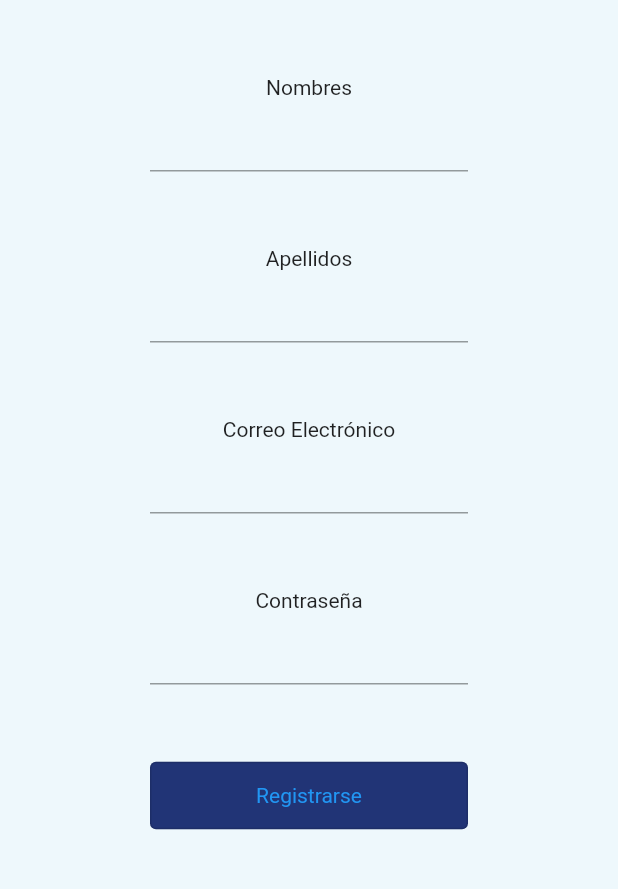
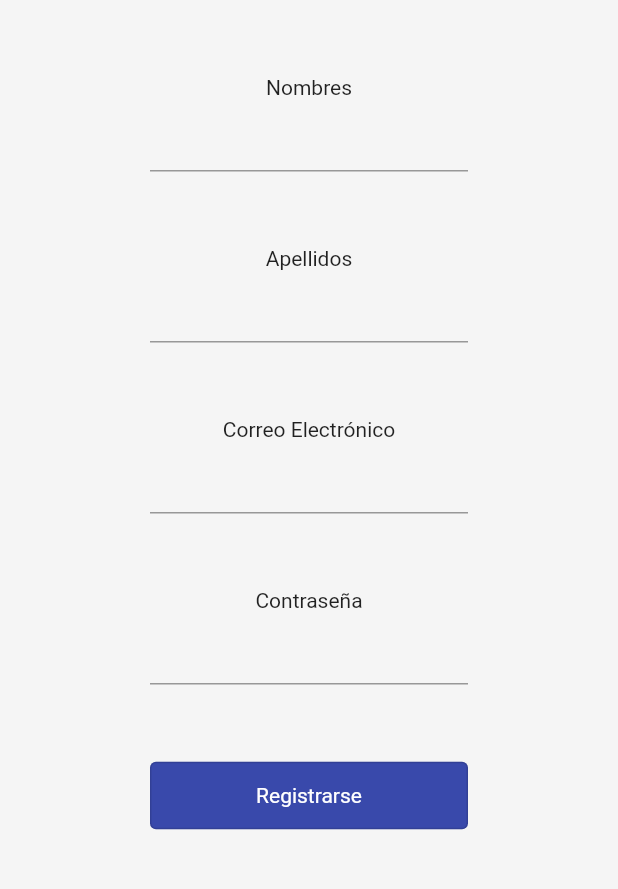
Before and after one commit to devvildaz/flutter-hlingo, a Flutter app: the RegisterPage screen opened directly, on a phone screen of 412 x 824 dp, the part 305-1194 px from its top. Run offline on Flutter 3.47's test engine with Material 2 defaults, Android fonts, the light colour scheme and no system bars; Roboto replaces fonts that are missing (Arial).

Commit message:
feat: new theme

```diff
--- a/lib/main.dart
+++ b/lib/main.dart
@@ -1,7 +1,8 @@
 import 'package:flutter/material.dart';
+import 'package:hlinog/ui/pages/login_page.dart';
 import 'package:hlinog/ui/pages/register_page.dart';
-import 'package:hlinog/ui/widgets/HLTextField.dart';
+
 
 void main() {
-  runApp(const Register());
+  runApp(const Login());
 }
--- a/lib/ui/pages/register_page.dart
+++ b/lib/ui/pages/register_page.dart
@@ -1,4 +1,4 @@
-import 'dart:html';
+
 
 import 'package:flutter/material.dart';
 
@@ -25,33 +25,32 @@ class _RegisterPage extends State<RegisterPage>{
   @override
   Widget build(BuildContext context) {
     return Scaffold(
-      backgroundColor: Color.fromARGB(255, 238, 248, 252),
+      backgroundColor: Colors.grey[100],
       body: Container(
         margin: EdgeInsets.only(left: 100,right: 100),
-        alignment: Alignment.center,
         child: Column(
           children: <Widget>[
             SizedBox(height: 25,),
             Image.asset('assets/main_logo.png'),
             SizedBox(height: 50,),
-            Text('Nombres'),
+            Text('Nombres',textAlign: TextAlign.left,),
             TextField(),
             SizedBox(height: 50,),
-            Text('Apellidos'),
+            Text('Apellidos',textAlign: TextAlign.left,),
             TextField(),
             SizedBox(height: 50,),
-            Text('Correo Electrónico'),
+            Text('Correo Electrónico',textAlign: TextAlign.left,),
             TextField(),
             SizedBox(height: 50,),
-            Text('Contraseña'),
+            Text('Contraseña',textAlign: TextAlign.left,),
             TextField(obscureText: true,),
             SizedBox(height: 50,),
             OutlinedButton(
                 style: ButtonStyle(
-                  backgroundColor: MaterialStateProperty.all<Color>(Color.fromARGB(255, 33, 52, 118)),
+                  backgroundColor: MaterialStateProperty.all(Colors.indigo[600]),
+                  foregroundColor: MaterialStateProperty.all<Color>(Color(0xffffffff),),
                   minimumSize: MaterialStateProperty.all<Size>(Size(250, 45)),
-                  textStyle: MaterialStateProperty.all<TextStyle>(TextStyle(
-                      color:Colors.white,
+                  textStyle: MaterialStateProperty.all(TextStyle(
                       fontFamily: 'Arial')),
                 ),
                 onPressed: (){},
```
Also changed, not shown: lib/ui/pages/login_page.dart (+3 -4 lines).
